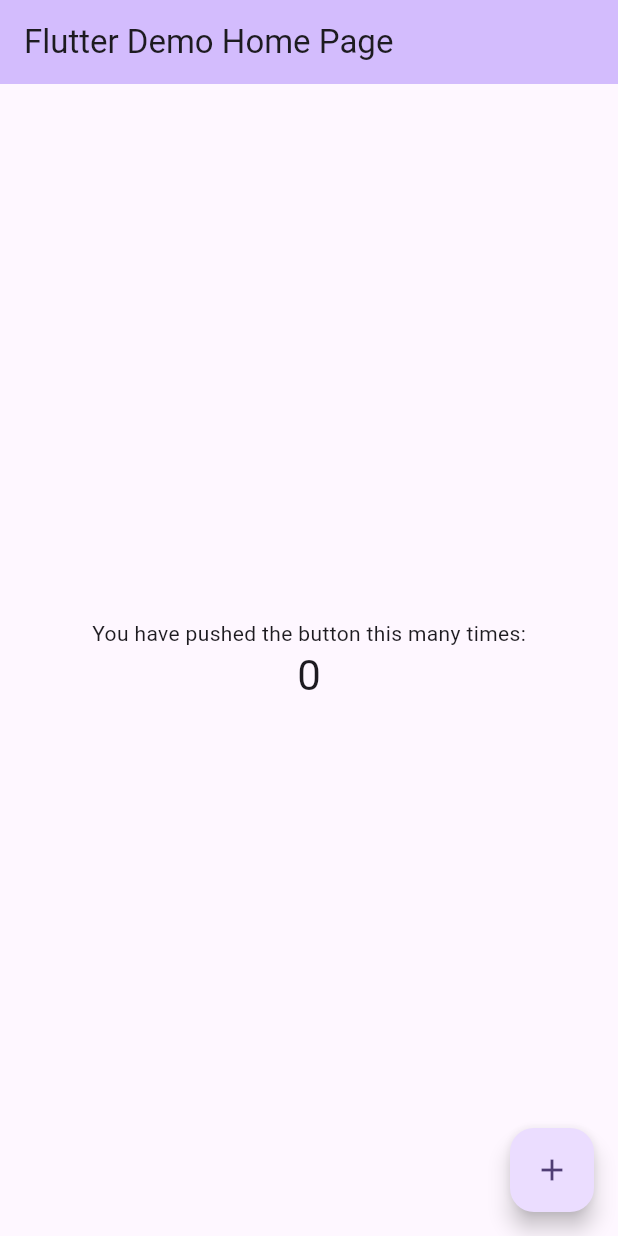
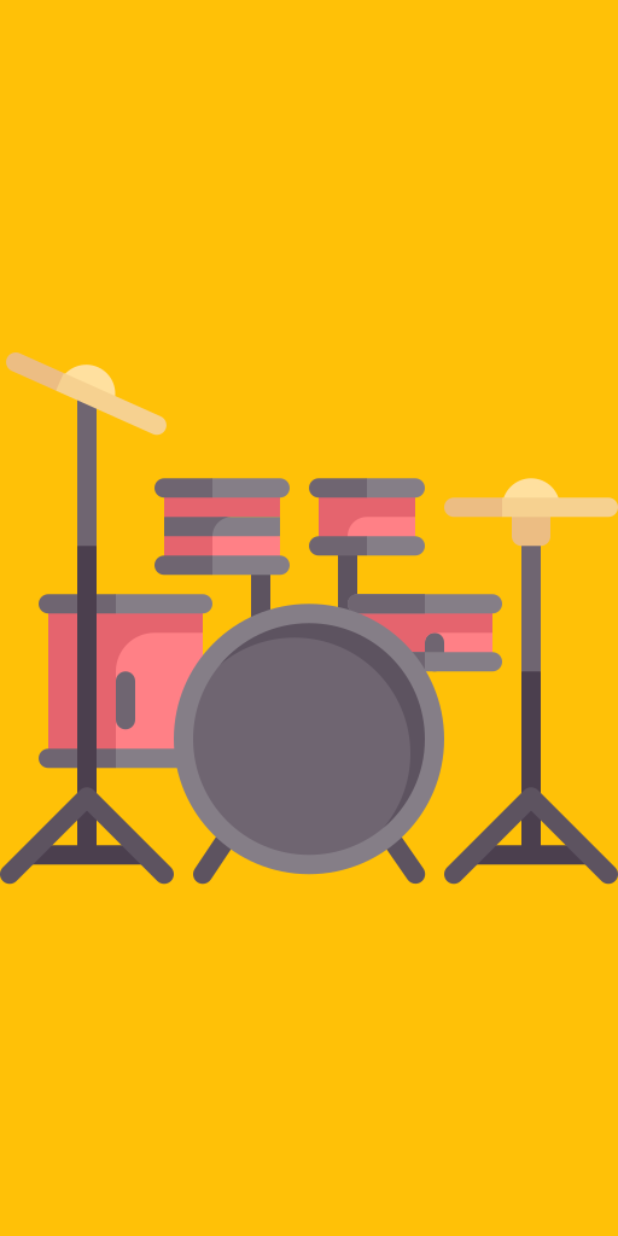
Before and after one commit to Ehsan973/flutter-drum-music, a Flutter app: the screen it shows after launch, on a phone screen of 412 x 824 dp. Run offline on Flutter 3.47's test engine with Material 2 defaults, Android fonts, the phone set to English and light mode, and no system bars.

Commit message:
Add main screen Layout(DecoratedBox, TextButton, ...)

```diff
--- a/lib/main.dart
+++ b/lib/main.dart
@@ -1,125 +1,70 @@
 import 'package:flutter/material.dart';
 
 void main() {
-  runApp(const MyApp());
+  runApp(Application());
 }
 
-class MyApp extends StatelessWidget {
-  const MyApp({super.key});
+class Application extends StatelessWidget {
+  const Application({super.key});
 
-  // This widget is the root of your application.
   @override
   Widget build(BuildContext context) {
     return MaterialApp(
-      title: 'Flutter Demo',
-      theme: ThemeData(
-        // This is the theme of your application.
-        //
-        // TRY THIS: Try running your application with "flutter run". You'll see
-        // the application has a blue toolbar. Then, without quitting the app,
-        // try changing the seedColor in the colorScheme below to Colors.green
-        // and then invoke "hot reload" (save your changes or press the "hot
-        // reload" button in a Flutter-supported IDE, or press "r" if you used
-        // the command line to start the app).
-        //
-        // Notice that the counter didn't reset back to zero; the application
-        // state is not lost during the reload. To reset the state, use hot
-        // restart instead.
-        //
-        // This works for code too, not just values: Most code changes can be
-        // tested with just a hot reload.
-        colorScheme: ColorScheme.fromSeed(seedColor: Colors.deepPurple),
-        useMaterial3: true,
+      debugShowCheckedModeBanner: false,
+      home: Scaffold(
+        backgroundColor: Colors.amber,
+        body: _getBody(),
       ),
-      home: const MyHomePage(title: 'Flutter Demo Home Page'),
     );
   }
 }
 
-class MyHomePage extends StatefulWidget {
-  const MyHomePage({super.key, required this.title});
-
-  // This widget is the home page of your application. It is stateful, meaning
-  // that it has a State object (defined below) that contains fields that affect
-  // how it looks.
-
-  // This class is the configuration for the state. It holds the values (in this
-  // case the title) provided by the parent (in this case the App widget) and
-  // used by the build method of the State. Fields in a Widget subclass are
-  // always marked "final".
-
-  final String title;
-
-  @override
-  State<MyHomePage> createState() => _MyHomePageState();
+Widget _getBody() {
+  return SafeArea(
+    child: DecoratedBox(
+      position: DecorationPosition.background,
+      decoration: BoxDecoration(
+        // color: Colors.red,
+        image: DecorationImage(
+          image: AssetImage('images/drum.png'),
+          fit: BoxFit.fitWidth,
+        ),
+      ),
+      child: _getFormatedBody(),
+    ),
+  );
 }
 
-class _MyHomePageState extends State<MyHomePage> {
-  int _counter = 0;
-
-  void _incrementCounter() {
-    setState(() {
-      // This call to setState tells the Flutter framework that something has
-      // changed in this State, which causes it to rerun the build method below
-      // so that the display can reflect the updated values. If we changed
-      // _counter without calling setState(), then the build method would not be
-      // called again, and so nothing would appear to happen.
-      _counter++;
-    });
+Widget _getFormatedBody() {
+  return Center(
+    child: Column(
+      children: [
+        _getRow(),
+        _getRow(),
+        _getRow(),
+      ],
+    ),
+  );
 }
 
-  @override
-  Widget build(BuildContext context) {
-    // This method is rerun every time setState is called, for instance as done
-    // by the _incrementCounter method above.
-    //
-    // The Flutter framework has been optimized to make rerunning build methods
-    // fast, so that you can just rebuild anything that needs updating rather
-    // than having to individually change instances of widgets.
-    return Scaffold(
-      appBar: AppBar(
-        // TRY THIS: Try changing the color here to a specific color (to
-        // Colors.amber, perhaps?) and trigger a hot reload to see the AppBar
-        // change color while the other colors stay the same.
-        backgroundColor: Theme.of(context).colorScheme.inversePrimary,
-        // Here we take the value from the MyHomePage object that was created by
-        // the App.build method, and use it to set our appbar title.
-        title: Text(widget.title),
+Widget _getRow() {
+  return Expanded(
+    child: Row(
+      crossAxisAlignment: CrossAxisAlignment.stretch,
+      children: [
+        Expanded(
+          child: TextButton(
+            onPressed: () {},
+            child: Text(""),
           ),
-      body: Center(
-        // Center is a layout widget. It takes a single child and positions it
-        // in the middle of the parent.
-        child: Column(
-          // Column is also a layout widget. It takes a list of children and
-          // arranges them vertically. By default, it sizes itself to fit its
-          // children horizontally, and tries to be as tall as its parent.
-          //
-          // Column has various properties to control how it sizes itself and
-          // how it positions its children. Here we use mainAxisAlignment to
-          // center the children vertically; the main axis here is the vertical
-          // axis because Columns are vertical (the cross axis would be
-          // horizontal).
-          //
-          // TRY THIS: Invoke "debug painting" (choose the "Toggle Debug Paint"
-          // action in the IDE, or press "p" in the console), to see the
-          // wireframe for each widget.
-          mainAxisAlignment: MainAxisAlignment.center,
-          children: <Widget>[
-            const Text(
-              'You have pushed the button this many times:',
         ),
-            Text(
-              '$_counter',
-              style: Theme.of(context).textTheme.headlineMedium,
+        Expanded(
+          child: TextButton(
+            onPressed: () {},
+            child: Text(""),
+          ),
         ),
       ],
     ),
-      ),
-      floatingActionButton: FloatingActionButton(
-        onPressed: _incrementCounter,
-        tooltip: 'Increment',
-        child: const Icon(Icons.add),
-      ), // This trailing comma makes auto-formatting nicer for build methods.
   );
 }
-}
--- a/pubspec.yaml
+++ b/pubspec.yaml
@@ -45,7 +45,7 @@ dev_dependencies:
   # activated in the `analysis_options.yaml` file located at the root of your
   # package. See that file for information about deactivating specific lint
   # rules and activating additional ones.
-  flutter_lints: ^2.0.0
+  # flutter_lints: ^2.0.0
 
 # For information on the generic Dart part of this file, see the
 # following page: https://dart.dev/tools/pub/pubspec
@@ -59,8 +59,8 @@ flutter:
   uses-material-design: true
 
   # To add assets to your application, add an assets section, like this:
-  # assets:
-  #   - images/a_dot_burr.jpeg
+  assets:
+    - images/
   #   - images/a_dot_ham.jpeg
 
   # An image asset can refer to one or more resolution-specific "variants", see
```
Also changed, not shown: images/drum.png (added), pubspec.lock. Lines whose indentation alone changed are shown as unchanged.
